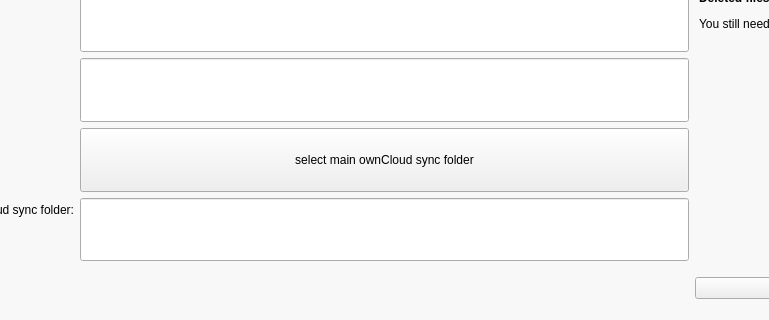
pbek/QOwnNotes, file src/dialogs/settingsdialog.ui: the form before one commit; both pictures show x 108 to 877 and y 156 to 476 of the 1237 by 888 pixel window.
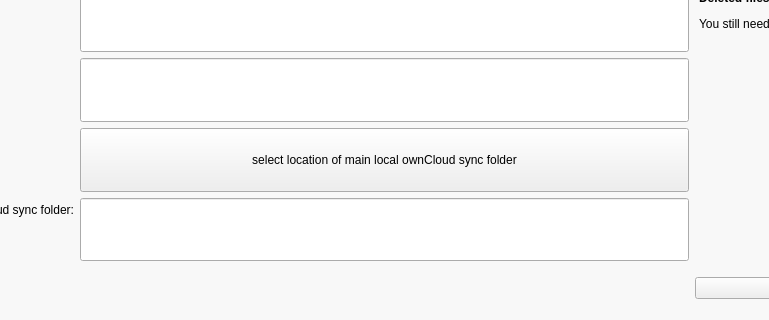
The form after the commit. The open tabs and pages were chosen to show the change. Icons and pictures are not drawn. Custom widgets are drawn as their Qt base class.

Commit message: ownCloud folder button text chnage

```diff
--- a/src/dialogs/settingsdialog.ui
+++ b/src/dialogs/settingsdialog.ui
@@ -264,7 +264,7 @@
                  <string>&lt;html&gt;&lt;head/&gt;&lt;body&gt;&lt;p&gt;Click here to set your main ownCloud sync folder.&lt;/p&gt;&lt;/body&gt;&lt;/html&gt;</string>
                 </property>
                 <property name="text">
-                 <string>select main ownCloud sync folder</string>
+                 <string>select location of main local ownCloud sync folder</string>
                 </property>
                 <property name="icon">
                  <iconset theme="folder-sync" resource="../breeze-qownnotes.qrc">
```
Left out of the diff: 2 changed lines with no effect on the pictures.
